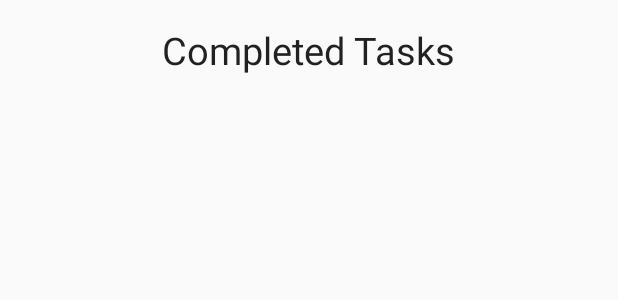
After one commit to veereshr/rOOm-mobile-app, an Android app: the layout activity_complete_task_list.xml on its own in the app's theme, with its tools: preview values and no code run, on a phone screen of 412 x 824 dp. The commit adds this screen. Shown: the top 300 px of the screen. Run offline under Robolectric (Android 15) with nearby library versions, the phone set to English and light mode, and no system bars.

Commit message:
Dipen_compeltedTaskList

```diff
--- a/SmartScheduler/app/src/main/java/com/example/dips/smartscheduler/ViewTask.java
+++ b/SmartScheduler/app/src/main/java/com/example/dips/smartscheduler/ViewTask.java
@@ -30,9 +30,9 @@ public class ViewTask extends Fragment {
         TaskFragActivity = super.getActivity();
 
         SharedPreferences prefs = TaskFragActivity.getSharedPreferences("Data", 0x0000);
-        int phoneNumber = prefs.getInt("phoneNumber", 1);
+        String phoneNumber = prefs.getString("phoneNumber", "1");
 
-        Log.d("Phone Number :", String.valueOf(phoneNumber));
+        Log.d("Phone Number :", phoneNumber);
         //create DatabaseHelper
         DatabaseHelper dbHelper=new DatabaseHelper(this.getContext());
 
--- /dev/null
+++ b/SmartScheduler/app/src/main/res/layout/activity_complete_task_list.xml
@@ -0,0 +1,51 @@
+<?xml version="1.0" encoding="utf-8"?>
+<RelativeLayout xmlns:android="http://schemas.android.com/apk/res/android"
+    xmlns:tools="http://schemas.android.com/tools"
+    android:layout_width="match_parent"
+    android:layout_height="match_parent"
+    android:paddingBottom="@dimen/activity_vertical_margin"
+    android:paddingLeft="@dimen/activity_horizontal_margin"
+    android:paddingRight="@dimen/activity_horizontal_margin"
+    android:paddingTop="@dimen/activity_vertical_margin"
+    tools:context="com.example.dips.smartscheduler.CompleteTaskList">
+
+    <LinearLayout
+        android:orientation="vertical"
+        android:layout_width="match_parent"
+        android:layout_height="match_parent"
+        android:gravity="center_horizontal"
+        android:weightSum="1">
+
+        <TextView
+            android:layout_width="wrap_content"
+            android:layout_height="wrap_content"
+            android:textAppearance="?android:attr/textAppearanceLarge"
+            android:text="Completed Tasks"
+            android:id="@+id/txtViewCmpltTasks"
+            android:layout_alignParentTop="true"
+            android:layout_centerHorizontal="true"
+            android:textSize="25dp" />
+
+        <TextView
+            android:layout_width="wrap_content"
+            android:layout_height="wrap_content"
+            android:textAppearance="?android:attr/textAppearanceLarge"
+            android:text="NO TASK FOUND"
+            android:id="@+id/txtViewCmpltTaskData"
+            android:layout_gravity="center_horizontal"
+            android:textSize="@dimen/regular_font_size"
+            android:visibility="invisible"
+            android:background="#e98787" />
+
+        <ListView
+            android:layout_width="wrap_content"
+            android:layout_height="310dp"
+            android:id="@+id/listViewCmpltTaskList"
+            android:layout_below="@+id/txtViewTask"
+            android:layout_centerHorizontal="true"
+            android:layout_weight="0.41" />
+
+
+    </LinearLayout>
+
+</RelativeLayout>
```
Also changed, not shown: SmartScheduler/app/src/main/AndroidManifest.xml (+13 -10 lines), SmartScheduler/app/src/main/java/com/example/dips/smartscheduler/CompleteTaskList.java (added, +80 -0 lines), SmartScheduler/app/src/main/java/com/example/dips/smartscheduler/DatabaseHelper.java (+38 -1 lines), SmartScheduler/app/src/main/java/com/example/dips/smartscheduler/MainActivity.java (+2 -7 lines), SmartScheduler/app/src/main/java/com/example/dips/smartscheduler/TaskPagerAdapter.java (added, +41 -0 lines), SmartScheduler/app/src/main/java/com/example/dips/smartscheduler/CompleteTask.java (line endings or trailing spaces).
